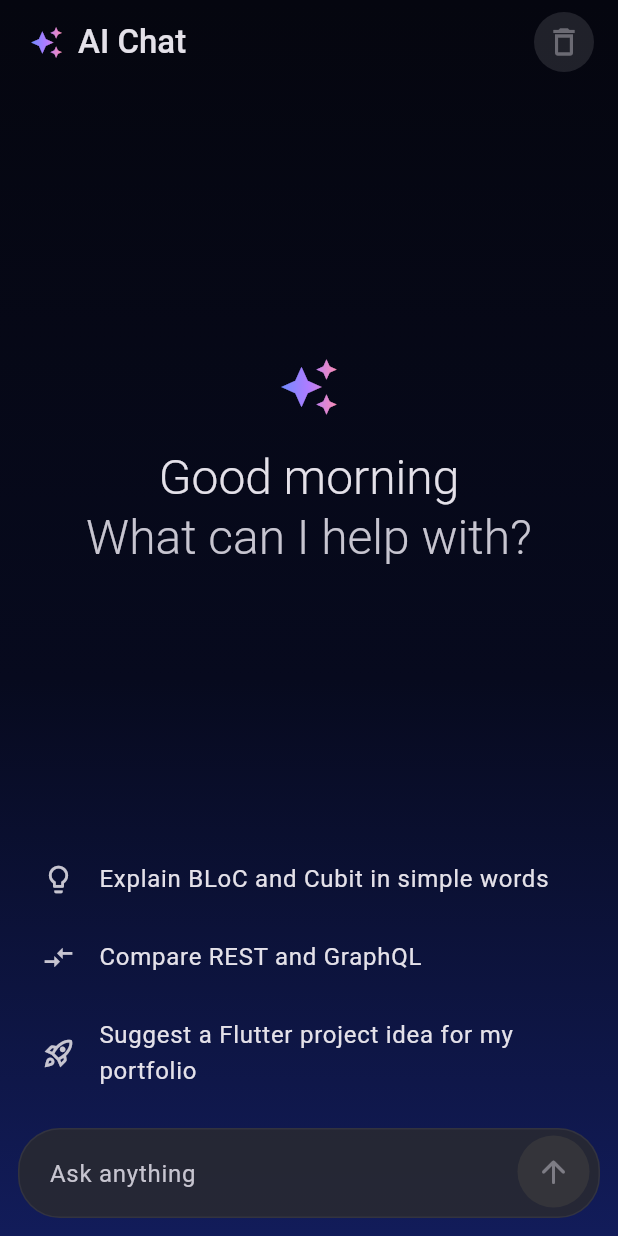
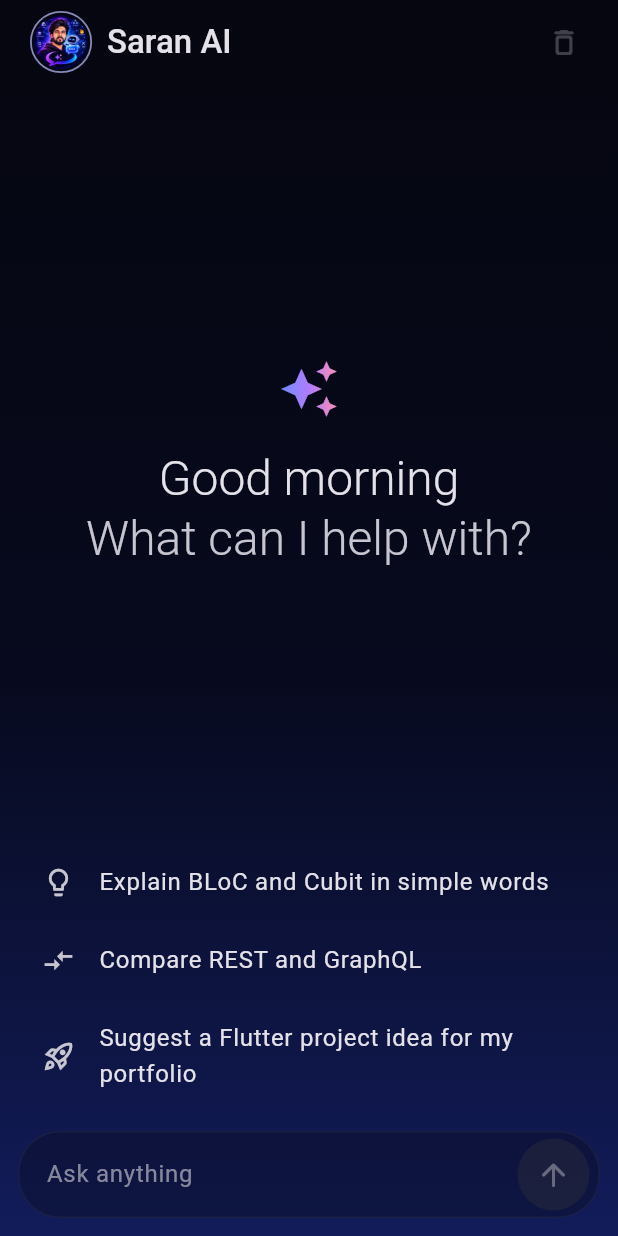
Before and after one commit to saranmk1924/Saran-AI-Chat-Assistant, a Flutter app: the screen it shows after launch, on a phone screen of 412 x 824 dp. Run offline on Flutter 3.47's test engine with Material 3 defaults, Android fonts, the phone set to English and light mode, and no system bars; our stand-ins replace dio, equatable, flutter_bloc, get_it, shared_preferences.

Commit message:
added app logo and app is named as Saran AI

```diff
--- a/ai_chat_assistant/lib/feature/chat/presentation/pages/chat_page.dart
+++ b/ai_chat_assistant/lib/feature/chat/presentation/pages/chat_page.dart
@@ -1,5 +1,4 @@
 import 'package:ai_chat_assistant/core/common_widget/chat_background.dart';
-import 'package:ai_chat_assistant/core/common_widget/gradient_sparkle.dart';
 import 'package:ai_chat_assistant/feature/chat/domain/entity/message_entity.dart';
 import 'package:ai_chat_assistant/feature/chat/presentation/bloc/chat_bloc.dart';
 import 'package:ai_chat_assistant/feature/chat/presentation/bloc/chat_event.dart';
@@ -95,10 +94,24 @@ class _ChatPageState extends State<ChatPage> {
           titleSpacing: 20,
           title: Row(
             children: [
-              const GradientSparkle(size: 22),
+              Container(
+                padding: const EdgeInsets.all(1.5),
+                decoration: BoxDecoration(
+                  shape: BoxShape.circle,
+                  border: Border.all(
+                    color: theme.colorScheme.primary.withValues(alpha: 0.7),
+                    width: 1.2,
+                  ),
+                ),
+                child: const CircleAvatar(
+                  radius: 18,
+                  backgroundColor: Colors.transparent,
+                  backgroundImage: AssetImage('assets/app_icon.png'),
+                ),
+              ),
               const SizedBox(width: 10),
               Text(
-                'AI Chat',
+                'Saran AI',
                 style: theme.textTheme.titleLarge?.copyWith(
                   fontWeight: FontWeight.w500,
                 ),
@@ -110,9 +123,13 @@ class _ChatPageState extends State<ChatPage> {
               buildWhen: (prev, curr) =>
                   prev.messages.isEmpty != curr.messages.isEmpty,
               builder: (context, state) {
-                return IconButton.filledTonal(
+                return IconButton(
                   tooltip: 'Clear chat',
-                  icon: const Icon(Icons.delete_outline),
+                  icon: const Icon(Icons.delete_outline_rounded, size: 22),
+                  color: theme.colorScheme.onSurfaceVariant,
+                  disabledColor: theme.colorScheme.onSurfaceVariant.withValues(
+                    alpha: 0.30,
+                  ),
                   onPressed: state.messages.isEmpty
                       ? null
                       : () => _confirmClear(context),
--- a/ai_chat_assistant/lib/feature/chat/presentation/widgets/chat_input_bar.dart
+++ b/ai_chat_assistant/lib/feature/chat/presentation/widgets/chat_input_bar.dart
@@ -54,23 +54,25 @@ class _ChatInputBarState extends State<ChatInputBar> {
         child: AnimatedContainer(
           duration: const Duration(milliseconds: 200),
           curve: Curves.easeOut,
-          padding: const EdgeInsets.fromLTRB(20, 4, 6, 4),
+          padding: const EdgeInsets.fromLTRB(18, 4, 6, 4),
           decoration: BoxDecoration(
-            color: scheme.surfaceContainerHigh.withValues(alpha: 0.85),
+            color: scheme.surface.withValues(alpha: 0.30),
             borderRadius: BorderRadius.circular(28),
             border: Border.all(
               color: focused
-                  ? scheme.primary.withValues(alpha: 0.7)
-                  : scheme.outlineVariant.withValues(alpha: 0.4),
+                  ? scheme.primary.withValues(alpha: 0.55)
+                  : scheme.outlineVariant.withValues(alpha: 0.22),
+              width: 1,
             ),
             boxShadow: focused
                 ? [
                     BoxShadow(
-                      color: scheme.primary.withValues(alpha: 0.25),
-                      blurRadius: 18,
+                      color: scheme.primary.withValues(alpha: 0.10),
+                      blurRadius: 12,
+                      spreadRadius: 0,
                     ),
                   ]
-                : const [],
+                : [],
           ),
           child: Row(
             crossAxisAlignment: CrossAxisAlignment.end,
@@ -83,12 +85,19 @@ class _ChatInputBarState extends State<ChatInputBar> {
                     focusNode: _focusNode,
                     minLines: 1,
                     maxLines: 5,
+                    maxLength: 10000,
                     keyboardType: TextInputType.multiline,
                     textCapitalization: TextCapitalization.sentences,
                     style: theme.textTheme.bodyLarge,
-                    decoration: const InputDecoration(
+                    decoration: InputDecoration(
                       hintText: 'Ask anything',
+                      hintStyle: theme.textTheme.bodyLarge?.copyWith(
+                        color: scheme.onSurfaceVariant.withValues(alpha: 0.65),
+                      ),
                       border: InputBorder.none,
+                      counterText: '',
+                      enabledBorder: InputBorder.none,
+                      focusedBorder: InputBorder.none,
                       isDense: true,
                       contentPadding: EdgeInsets.zero,
                     ),
@@ -104,20 +113,23 @@ class _ChatInputBarState extends State<ChatInputBar> {
 
                   return AnimatedContainer(
                     duration: const Duration(milliseconds: 200),
-                    margin: const EdgeInsets.only(bottom: 2),
+                    margin: const EdgeInsets.only(bottom: 0),
                     decoration: BoxDecoration(
                       shape: BoxShape.circle,
                       color: active
                           ? scheme.primary
-                          : scheme.surfaceContainerHighest,
+                          : scheme.surfaceContainerHighest.withValues(
+                              alpha: 0.35,
+                            ),
                     ),
                     child: IconButton(
                       onPressed: widget.isStreaming
                           ? widget.onStop
                           : (canSend ? _submit : null),
                       color: scheme.onPrimary,
-                      disabledColor:
-                          scheme.onSurfaceVariant.withValues(alpha: 0.5),
+                      disabledColor: scheme.onSurfaceVariant.withValues(
+                        alpha: 0.45,
+                      ),
                       icon: AnimatedSwitcher(
                         duration: const Duration(milliseconds: 150),
                         child: Icon(
--- a/ai_chat_assistant/lib/main.dart
+++ b/ai_chat_assistant/lib/main.dart
@@ -63,7 +63,7 @@ class MyApp extends StatelessWidget {
   @override
   Widget build(BuildContext context) {
     return MaterialApp(
-      title: 'AI Chat Assistant',
+      title: 'Saran AI',
       debugShowCheckedModeBanner: false,
       theme: AppTheme.light,
       darkTheme: AppTheme.dark,
```
Also changed, not shown: ai_chat_assistant/pubspec.yaml (+10 -4 lines), ai_chat_assistant/assets/app_icon.png (added), ai_chat_assistant/pubspec.lock, 30 other files.
